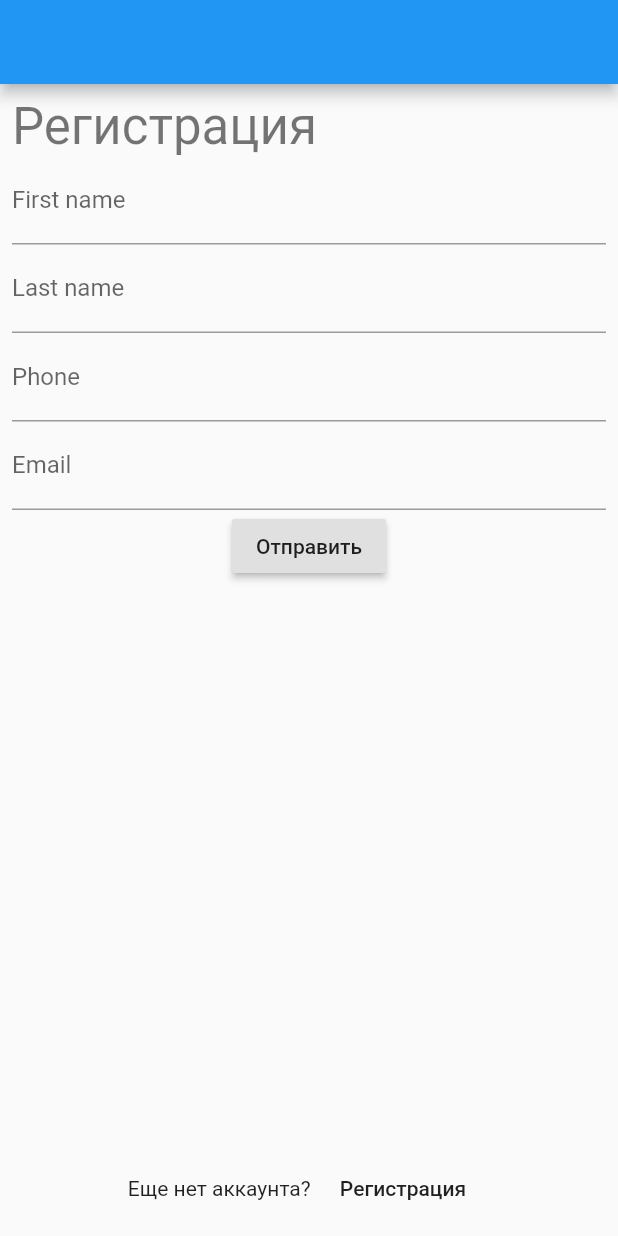
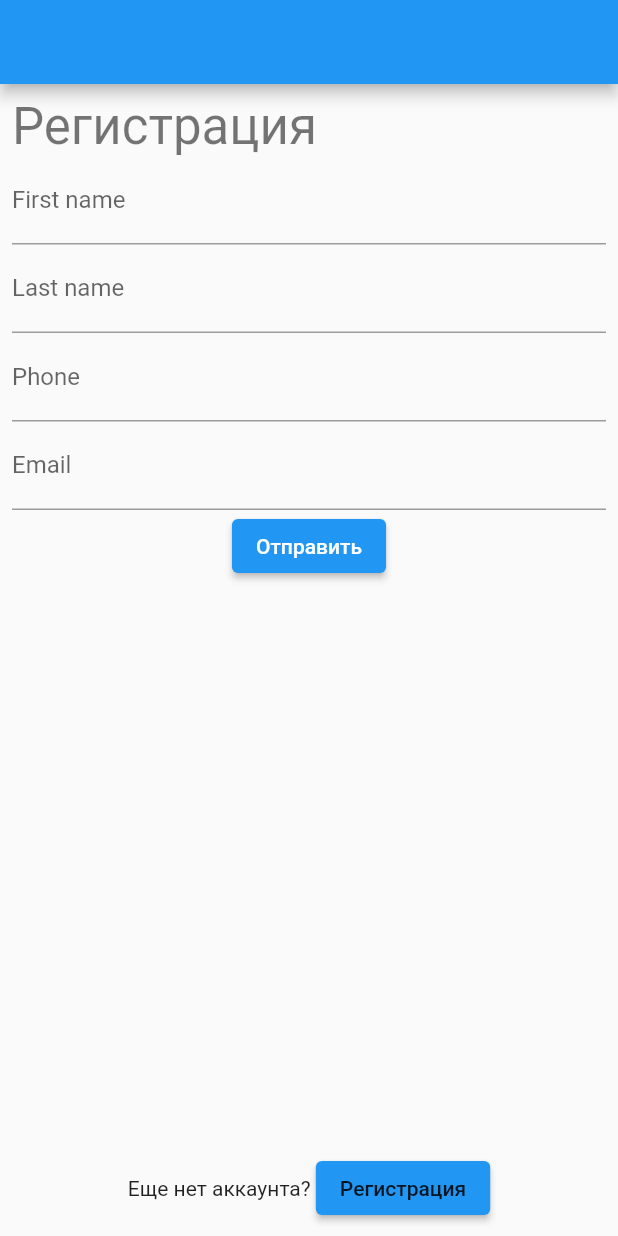
Before and after one commit to skillbox-koutja/skillbox_flutter_cource, a Flutter app: the screen it shows after launch, after a tap on "Отправить", after a tap on "Войти", on a phone screen of 412 x 824 dp. Run offline on Flutter 3.47's test engine with Material 2 defaults, Android fonts, the phone set to English and light mode, and no system bars; our stand-ins replace carousel_slider, dio, fluro; network calls fail.

Commit message:
10. Обновление проекта и зависимостей

```diff
--- a/10_Testing/testing/lib/components/login_form.dart
+++ b/10_Testing/testing/lib/components/login_form.dart
@@ -3,7 +3,7 @@ import 'package:flutter/services.dart';
 import 'package:testing/utils/validate_email.dart';
 
 class LoginForm extends StatefulWidget {
-  LoginForm({Key key}) : super(key: key);
+  const LoginForm({Key? key}) : super(key: key);
 
   @override
   _LoginFormState createState() => _LoginFormState();
@@ -21,39 +21,42 @@ class _LoginFormState extends State<LoginForm> {
         children: <Widget>[
           TextFormField(
             validator: (value) {
-              if (value == '') return 'Введите email';
-              if (!validateEmail(value))
-                return 'Поле email заполнено не корректно';
+              if (value == null || value.isEmpty) return 'Введите email';
+              if (!validateEmail(value)) return 'Поле email заполнено не корректно';
+
               return null;
             },
             keyboardType: TextInputType.emailAddress,
-            decoration: InputDecoration(labelText: 'Email'),
+            decoration: const InputDecoration(labelText: 'Email'),
           ),
           TextFormField(
             validator: (value) {
               if (value == '') return 'Введите телефон';
+
               return null;
             },
-            decoration: InputDecoration(labelText: 'Phone'),
+            decoration: const InputDecoration(labelText: 'Phone'),
             keyboardType: TextInputType.number,
-            inputFormatters: <TextInputFormatter>[
-              WhitelistingTextInputFormatter.digitsOnly
-            ],
+            inputFormatters: [FilteringTextInputFormatter.digitsOnly],
           ),
-          RaisedButton(
-            child: Text('Отправить'),
-            onPressed: () {
-              if (_formKey.currentState.validate()) {
-                _formKey.currentState.save();
-                setState(() {
-                  successMessage = true;
-                });
-              }
-            },
+          ElevatedButton(
+            child: const Text('Отправить'),
+            onPressed: _handleSubmit,
           ),
-          if (successMessage) Text('Добро пожаловать'),
+          if (successMessage) const Text('Добро пожаловать'),
         ],
       ),
     );
   }
+
+  void _handleSubmit() {
+    final formState = _formKey.currentState;
+
+    if (formState != null && formState.validate()) {
+      formState.save();
+      setState(() {
+        successMessage = true;
+      });
+    }
+  }
 }
--- a/10_Testing/testing/lib/components/register_form.dart
+++ b/10_Testing/testing/lib/components/register_form.dart
@@ -3,22 +3,15 @@ import 'package:flutter/services.dart';
 import 'package:testing/utils/validate_email.dart';
 
 class RegisterForm extends StatefulWidget {
-  RegisterForm({Key key}) : super(key: key);
+  const RegisterForm({Key? key}) : super(key: key);
 
   @override
   _RegisterFormState createState() => _RegisterFormState();
 }
 
 class _RegisterFormState extends State<RegisterForm> {
-  GlobalKey<FormState> _formKey = GlobalKey<FormState>();
+  final GlobalKey<FormState> _formKey = GlobalKey<FormState>();
   bool _isSuccess = false;
-  void _handleSubmit() {
-    if (_formKey.currentState.validate()) {
-      setState(() {
-        _isSuccess = true;
-      });
-    }
-  }
 
   @override
   Widget build(BuildContext context) {
@@ -27,45 +20,56 @@ class _RegisterFormState extends State<RegisterForm> {
       child: Column(
         children: [
           TextFormField(
-            decoration: InputDecoration(labelText: 'First name'),
+            decoration: const InputDecoration(labelText: 'First name'),
             validator: (value) {
               if (value == '') return 'Введите имя';
+
               return null;
             },
           ),
           TextFormField(
-            decoration: InputDecoration(labelText: 'Last name'),
+            decoration: const InputDecoration(labelText: 'Last name'),
             validator: (value) {
               if (value == '') return 'Введите фамилию';
+
               return null;
             },
           ),
           TextFormField(
             keyboardType: TextInputType.number,
-            inputFormatters: <TextInputFormatter>[
-              WhitelistingTextInputFormatter.digitsOnly
-            ],
-            decoration: InputDecoration(labelText: 'Phone'),
+            inputFormatters: [FilteringTextInputFormatter.digitsOnly],
+            decoration: const InputDecoration(labelText: 'Phone'),
             validator: (value) {
-              if (value == '') return 'Заполните поле телефон';
+              if (value == null || value.isEmpty) return 'Заполните поле телефон';
+
               return null;
             },
           ),
           TextFormField(
-            decoration: InputDecoration(labelText: 'Email'),
+            decoration: const InputDecoration(labelText: 'Email'),
             validator: (value) {
-              if (value == '') return 'Заполните поле email';
-              if (!validateEmail(value)) return 'Емейл не корректный';
+              if (value == null || value.isEmpty) return 'Заполните поле email';
+              if (!validateEmail(value)) return 'Email не корректный';
+
               return null;
             },
           ),
-          RaisedButton(
-            child: Text('Отправить'),
+          ElevatedButton(
+            child: const Text('Отправить'),
             onPressed: _handleSubmit,
           ),
-          if (_isSuccess) Text('Вы успешно зарегистрировались')
+          if (_isSuccess) const Text('Вы успешно зарегистрировались'),
         ],
       ),
     );
   }
+
+  void _handleSubmit() {
+    final formState = _formKey.currentState;
+    if (formState != null && formState.validate()) {
+      setState(() {
+        _isSuccess = true;
+      });
+    }
+  }
 }
--- a/10_Testing/testing/lib/main.dart
+++ b/10_Testing/testing/lib/main.dart
@@ -2,10 +2,12 @@ import 'package:flutter/material.dart';
 import 'package:testing/views/login_view.dart';
 
 void main() {
-  runApp(MyApp());
+  runApp(const MyApp());
 }
 
 class MyApp extends StatelessWidget {
+  const MyApp({super.key});
+
   @override
   Widget build(BuildContext context) {
     return MaterialApp(
@@ -16,7 +18,7 @@ class MyApp extends StatelessWidget {
       ),
       initialRoute: '/',
       routes: {
-        '/': (BuildContext context) => LoginView(),
+        '/': (context) => const LoginView(),
       },
     );
   }
--- a/10_Testing/testing/lib/views/login_view.dart
+++ b/10_Testing/testing/lib/views/login_view.dart
@@ -5,7 +5,7 @@ import 'package:testing/components/register_form.dart';
 enum FormType { login, register }
 
 class LoginView extends StatefulWidget {
-  LoginView({Key key}) : super(key: key);
+  const LoginView({Key? key}) : super(key: key);
 
   @override
   _LoginViewState createState() => _LoginViewState();
@@ -13,13 +13,6 @@ class LoginView extends StatefulWidget {
 
 class _LoginViewState extends State<LoginView> {
   FormType _formType = FormType.login;
-
-  _switchForm() {
-    setState(() {
-      _formType =
-          _formType == FormType.login ? FormType.register : FormType.login;
-    });
-  }
 
   @override
   Widget build(BuildContext context) {
@@ -42,9 +35,7 @@ class _LoginViewState extends State<LoginView> {
                           textAlign: TextAlign.start,
                         ),
                       ),
-                      _formType == FormType.login
-                          ? LoginForm()
-                          : RegisterForm(),
+                      if (_formType == FormType.login) const LoginForm() else const RegisterForm(),
                     ],
                   ),
                 ),
@@ -52,19 +43,18 @@ class _LoginViewState extends State<LoginView> {
                   mainAxisAlignment: MainAxisAlignment.center,
                   children: [
                     Text(
-                      _formType == FormType.login
-                          ? 'Уже есть аккаунт?'
-                          : 'Еще нет аккаунта? ',
+                      _formType == FormType.login ? 'Уже есть аккаунт?' : 'Еще нет аккаунта? ',
                     ),
-                    FlatButton(
+                    ElevatedButton(
                       child: RichText(
-                        text: TextSpan(children: [
-                          TextSpan(
-                            text: _formType == FormType.login
-                                ? 'Войти'
-                                : 'Регистрация',
-                          )
-                        ], style: Theme.of(context).textTheme.bodyText1),
+                        text: TextSpan(
+                          children: [
+                            TextSpan(
+                              text: _formType == FormType.login ? 'Войти' : 'Регистрация',
+                            ),
+                          ],
+                          style: Theme.of(context).textTheme.bodyText1,
+                        ),
                       ),
                       onPressed: _switchForm,
                     ),
@@ -77,4 +67,10 @@ class _LoginViewState extends State<LoginView> {
       ),
     );
   }
+
+  void _switchForm() {
+    setState(() {
+      _formType = _formType == FormType.login ? FormType.register : FormType.login;
+    });
+  }
 }
```
Also changed, not shown: 10_Testing/testing/analysis_options.yaml (added, +41 -0 lines), 10_Testing/testing/lib/utils/validate_email.dart (+5 -3 lines), 10_Testing/testing/pubspec.yaml (+5 -54 lines), 10_Testing/testing/test_driver/app.dart (deleted, +0 -7 lines), 10_Testing/testing/test_driver/app_test.dart (deleted, +0 -37 lines), 10_Testing/testing/pubspec.lock, 18 other files.
